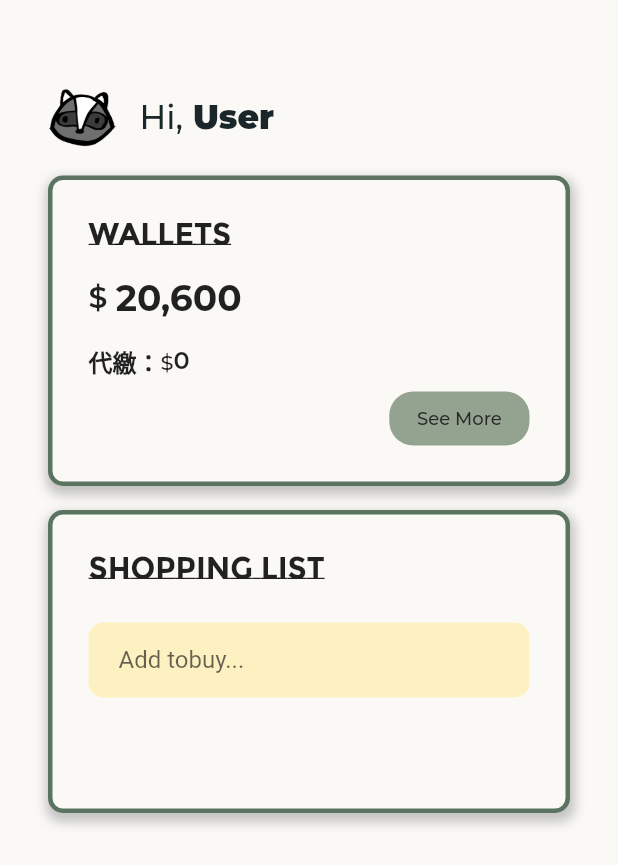
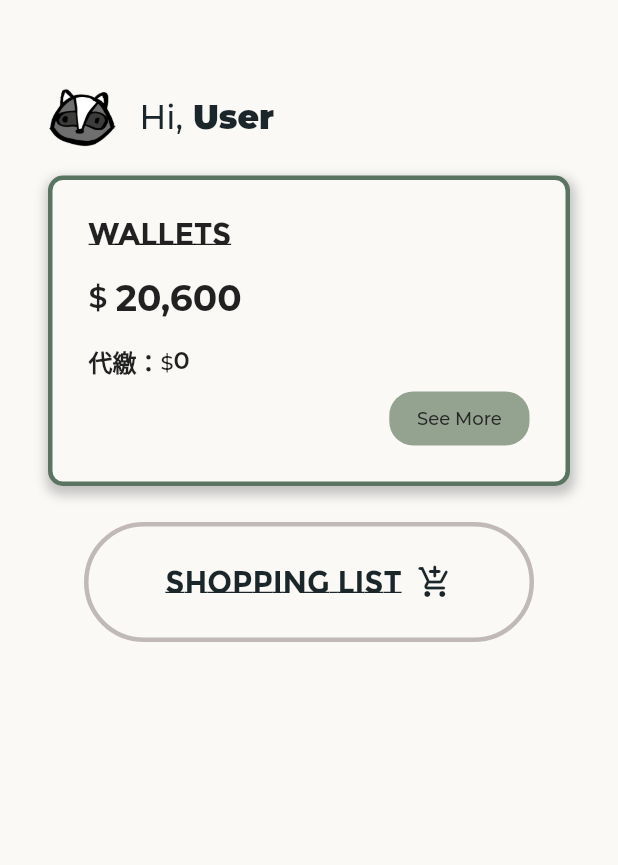
Before and after one commit to SHUSHU010829/Save_food_Battle, a Flutter app: the HomePage screen opened directly, on a phone screen of 412 x 824 dp. Shown: the top 865 px of the screen. Run offline on Flutter 3.47's test engine with Material 2 defaults, Android fonts, the phone set to English and light mode, and no system bars; our stand-ins replace anim_search_bar, toggle_switch; Roboto replaces fonts that are missing (GenJyuuGothic, GenRyuMin); project files that could hold a hidden picture were left out.

```diff
--- a/frontend/lib/page/navpage/home_page.dart
+++ b/frontend/lib/page/navpage/home_page.dart
@@ -1,6 +1,7 @@
 import 'package:flutter/material.dart';
 import 'package:frontend/constants.dart';
 import 'package:frontend/models/tobuy_model.dart';
+import 'package:frontend/page/homepage/tobuy_page.dart';
 import 'package:frontend/widgets/tobuy_item.dart';
 
 class HomePage extends StatefulWidget {
@@ -68,7 +69,8 @@ class _HomePageState extends State<HomePage> {
             const SizedBox(
               height: 16,
             ),
-            Container(
+            InkWell(
+              child: Container(
                 padding: const EdgeInsets.all(24),
                 decoration: BoxDecoration(
                   border: Border.all(
@@ -213,94 +215,45 @@ class _HomePageState extends State<HomePage> {
                   ],
                 ),
               ),
-            const SizedBox(
-              height: 16,
-            ),
-            Container(
-              padding: const EdgeInsets.all(24),
-              decoration: BoxDecoration(
-                border: Border.all(
-                  color: primaryColor4,
-                  width: 3,
-                ),
-                boxShadow: [
-                  BoxShadow(
-                    color: Colors.grey.withOpacity(0.6),
-                    spreadRadius: 2,
-                    blurRadius: 6,
-                    offset: const Offset(1, 4), // changes position of shadow
-                  ),
-                ],
-                borderRadius: BorderRadius.circular(10.0),
-                color: backgroundColor,
-              ),
-              child: Column(
-                mainAxisAlignment: MainAxisAlignment.spaceEvenly,
-                children: [
-                  Row(
-                    crossAxisAlignment: CrossAxisAlignment.start,
-                    children: const [
-                      Text(
-                        "SHOPPING LIST",
-                        style: TextStyle(
-                          fontFamily: englishSpecialFontfamily,
-                          fontSize: 20,
-                          fontWeight: FontWeight.w700,
-                        ),
-                      ),
-                    ],
-                  ),
-                  const SizedBox(height: 24),
-                  Column(
-                    children: [
-                      //todo 加上以下這段，整個 column 爆掉
-                      // Expanded(
-                      //   child: Column(
-                      //     children: tobuys
-                      //         .map((item) => TobuyItem(
-                      //               title: item.title,
-                      //             ))
-                      //         .toList(),
-                      //   ),
-                      // ),
-                      Container(
-                        height: 50,
-                        width: MediaQuery.of(context).size.width,
-                        margin: const EdgeInsets.only(bottom: 50),
-                        padding: const EdgeInsets.symmetric(horizontal: 20),
-                        decoration: BoxDecoration(
-                          color: secondary1,
-                          borderRadius: BorderRadius.circular(10),
-                        ),
-                        child: Center(
-                          child: Row(
-                            children: [
-                              Expanded(
-                                child: TextFormField(
-                                  controller: tobuyController,
-                                  decoration: const InputDecoration.collapsed(
-                                      hintText: "Add tobuy..."),
-                                ),
-                              ),
-                              //todo 查一下為什麼加上以下這個為爆掉
-                              // GestureDetector(
-                              //   onTap: () {
-                              //     print(tobuyController.text);
-                              //     setState(() {
-                              //       tobuys.add(TobuyModel(
-                              //           title: tobuyController.text,
-                              //           isDone: false));
-                              //       tobuyController.text = "";
-                              //     });
-                              //   },
-                              // ),
-                            ],
+              onTap: () => Navigator.push(
+                context,
+                MaterialPageRoute(
+                  builder: (context) => const TobuyPage(),
                 ),
               ),
             ),
+            const SizedBox(
+              height: 24,
+            ),
+            Center(
+              child: OutlinedButton(
+                child: Row(
+                  mainAxisAlignment: MainAxisAlignment.center,
+                  children: const [
+                    Text("Shopping List"),
+                    SizedBox(width: 10),
+                    Icon(Icons.add_shopping_cart_rounded)
                   ],
                 ),
-                ],
+                onPressed: () => Navigator.push(
+                  context,
+                  MaterialPageRoute(
+                    builder: (context) => const TobuyPage(),
+                  ),
+                ),
+                style: ElevatedButton.styleFrom(
+                  side: const BorderSide(width: 3.0, color: textColor2),
+                  padding: const EdgeInsets.all(20.0),
+                  fixedSize: const Size(300, 80),
+                  textStyle: const TextStyle(
+                    fontSize: 20,
+                    fontWeight: FontWeight.w700,
+                    fontFamily: englishSpecialFontfamily,
+                  ),
+                  onPrimary: primaryColor9,
+                  shadowColor: primaryColor1,
+                  shape: const StadiumBorder(),
+                ),
               ),
             ),
           ],
--- a/frontend/lib/page/navpage/scan_page.dart
+++ b/frontend/lib/page/navpage/scan_page.dart
@@ -1,7 +1,5 @@
 import 'package:flutter/material.dart';
 import 'package:frontend/constants.dart';
-import 'package:frontend/page/scanpage/bill_scan_page.dart';
-import 'package:frontend/page/scanpage/food_scan_page.dart';
 import 'package:toggle_switch/toggle_switch.dart';
 
 class ScanPage extends StatefulWidget {
--- a/frontend/lib/widgets/tobuy_item.dart
+++ b/frontend/lib/widgets/tobuy_item.dart
@@ -19,7 +19,6 @@ class _TobuyItemState extends State<TobuyItem> {
         });
       },
       child: Container(
-        padding: const EdgeInsets.only(left: 32, top: 36, right: 24),
         margin: const EdgeInsets.only(
           bottom: 20,
         ),
```
Also changed, not shown: frontend/lib/models/data/carditem1_data.dart (added, +34 -0 lines), frontend/lib/models/tobuy_item.dart (deleted, +0 -16 lines), frontend/lib/page/homepage/tobuy_page.dart (added, +94 -0 lines), frontend/lib/page/navpage/storefood_page.dart (+5 -37 lines), frontend/lib/page/homepage/wallets_page.dart (added). Lines whose indentation alone changed are shown as unchanged.
